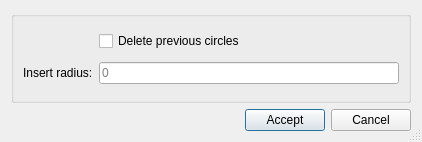
Old version of the form core/ui/toolbars/edit/auxcircle.ui in the repository Giswater/giswater_qgis_plugin.
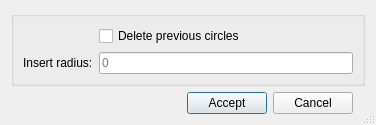
New version of the form.

Commit message:
style(ui): add lyt_buttons QGridLayout for all dialogs.
# Cherry-picked from 9fcf2481a2d87da33b8ae50d2bdb939909b3d67b

```diff
--- a/core/ui/toolbars/edit/auxcircle.ui
+++ b/core/ui/toolbars/edit/auxcircle.ui
@@ -6,8 +6,8 @@
    <rect>
     <x>0</x>
     <y>0</y>
-    <width>422</width>
-    <height>142</height>
+    <width>376</width>
+    <height>107</height>
    </rect>
   </property>
   <property name="windowTitle">
@@ -17,33 +17,6 @@
    <bool>true</bool>
   </property>
   <layout class="QGridLayout" name="gridLayout_2">
-   <item row="1" column="1">
-    <widget class="QPushButton" name="btn_accept">
-     <property name="text">
-      <string>Accept</string>
-     </property>
-    </widget>
-   </item>
-   <item row="1" column="2">
-    <widget class="QPushButton" name="btn_cancel">
-     <property name="text">
-      <string>Cancel</string>
-     </property>
-    </widget>
-   </item>
-   <item row="1" column="0">
-    <spacer name="horizontalSpacer">
-     <property name="orientation">
-      <enum>Qt::Horizontal</enum>
-     </property>
-     <property name="sizeHint" stdset="0">
-      <size>
-       <width>40</width>
-       <height>20</height>
-      </size>
-     </property>
-    </spacer>
-   </item>
    <item row="0" column="0" colspan="3">
     <widget class="QGroupBox" name="bg_state">
      <property name="title">
@@ -74,6 +47,40 @@
      </layout>
     </widget>
    </item>
+   <item row="2" column="0">
+    <layout class="QGridLayout" name="lyt_buttons">
+     <property name="verticalSpacing">
+      <number>0</number>
+     </property>
+     <item row="0" column="1">
+      <widget class="QPushButton" name="btn_accept">
+       <property name="text">
+        <string>Accept</string>
+       </property>
+      </widget>
+     </item>
+     <item row="0" column="0">
+      <spacer name="horizontalSpacer">
+       <property name="orientation">
+        <enum>Qt::Horizontal</enum>
+       </property>
+       <property name="sizeHint" stdset="0">
+        <size>
+         <width>40</width>
+         <height>0</height>
+        </size>
+       </property>
+      </spacer>
+     </item>
+     <item row="0" column="2">
+      <widget class="QPushButton" name="btn_cancel">
+       <property name="text">
+        <string>Cancel</string>
+       </property>
+      </widget>
+     </item>
+    </layout>
+   </item>
   </layout>
  </widget>
  <tabstops>
```
The commit also changes 58 other files.
